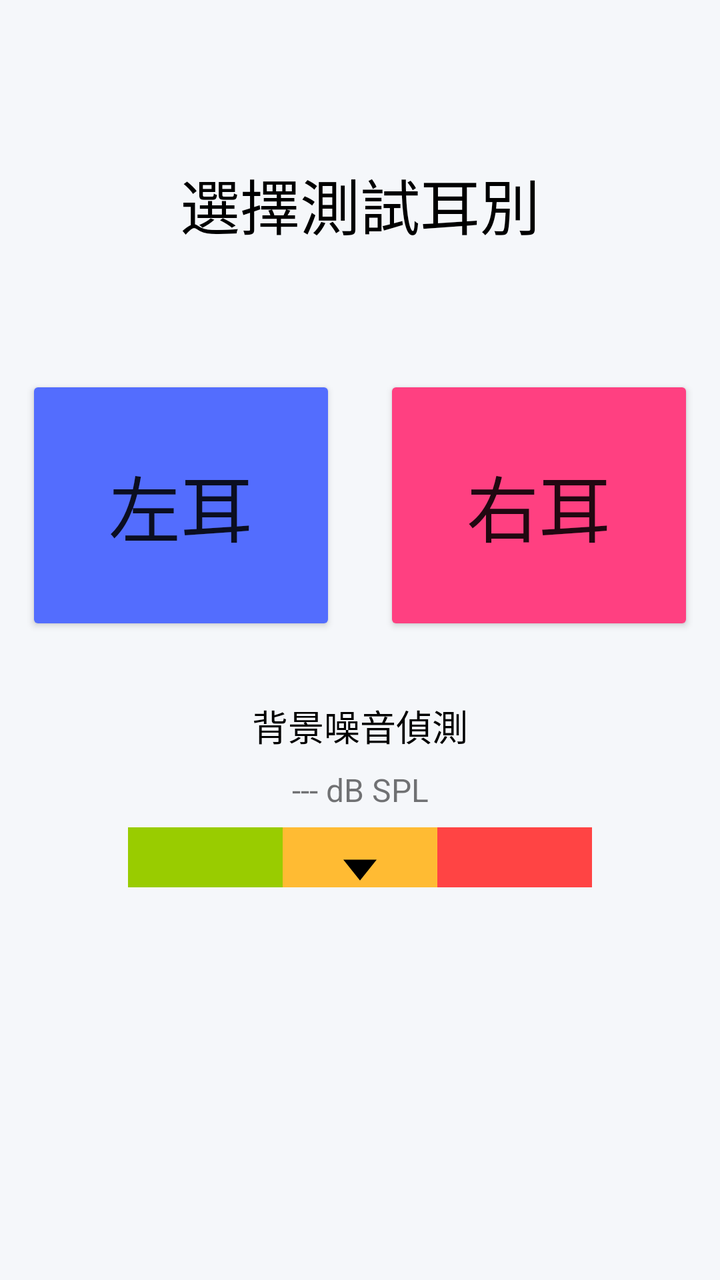
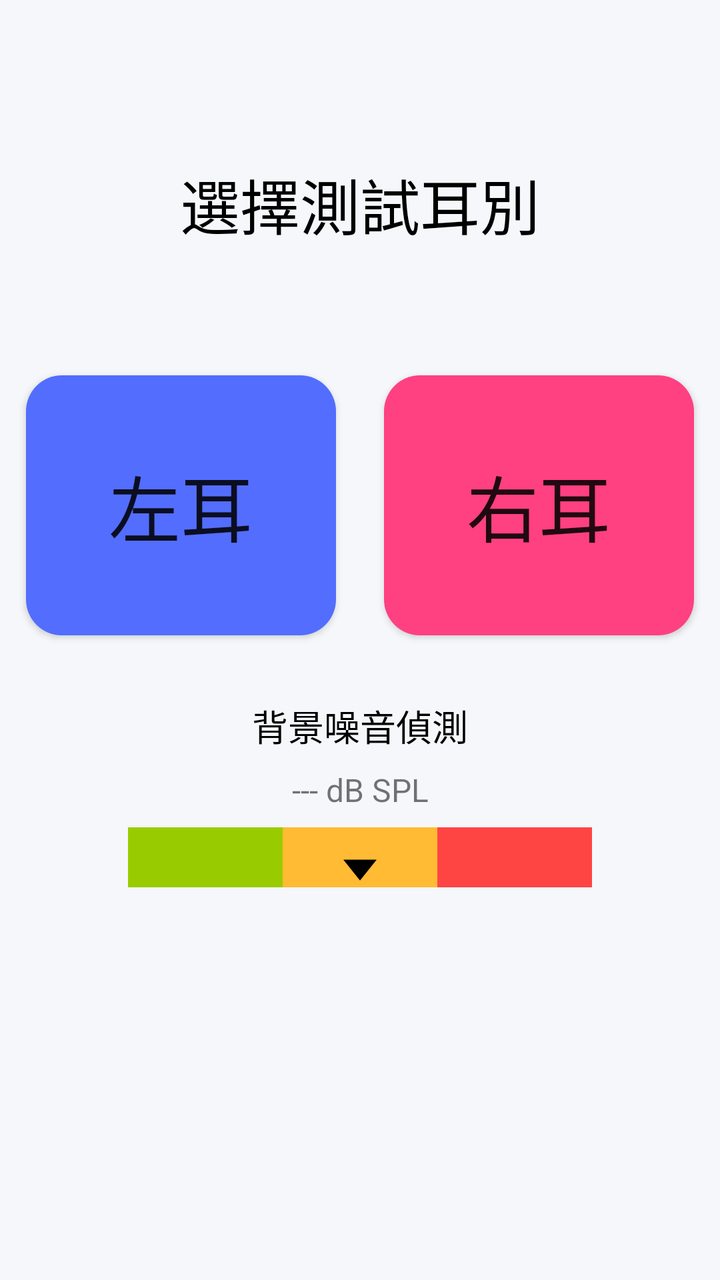

The first picture is an Android layout as it rendered before a commit; the second is the same layout after the commit. The layout source and the unified diff follow.
<!-- AndroidManifest.xml: activity theme Theme.AppCompat.Light.NoActionBar -->
<!-- res/layout/activity_select_ear.xml -->
<?xml version="1.0" encoding="utf-8"?>
<androidx.constraintlayout.widget.ConstraintLayout xmlns:android="http://schemas.android.com/apk/res/android"
    xmlns:app="http://schemas.android.com/apk/res-auto"
    xmlns:tools="http://schemas.android.com/tools"
    android:layout_width="match_parent"
    android:layout_height="match_parent"
    android:fitsSystemWindows="true"
    android:background="#F5F7FA"
    tools:context=".SelectEarActivity">

    <TextView
        android:id="@+id/textView_select_ear_title"
        android:layout_width="wrap_content"
        android:layout_height="wrap_content"
        android:layout_marginTop="80dp"
        android:text="@string/selectEar_title"
        android:textSize="30sp"
        android:textColor="@android:color/black"
        app:layout_constraintTop_toTopOf="parent"
        app:layout_constraintStart_toStartOf="parent"
        app:layout_constraintEnd_toEndOf="parent" />

    <Button
        android:id="@+id/button_left_ear"
        android:layout_width="155dp"
        android:layout_height="130dp"
        android:layout_marginStart="48dp"
        android:layout_marginTop="64dp"
        android:layout_marginEnd="16dp"
        android:backgroundTint="#536DFE"
        android:text="@string/selectEar_button_Left"
        android:textSize="36sp"
        app:layout_constraintEnd_toStartOf="@+id/button_right_ear"
        app:layout_constraintHorizontal_chainStyle="spread"
        app:layout_constraintStart_toStartOf="parent"
        app:layout_constraintTop_toBottomOf="@+id/textView_select_ear_title" />

    <Button
        android:id="@+id/button_right_ear"
        android:layout_width="155dp"
        android:layout_height="130dp"
        android:layout_marginStart="8dp"
        android:layout_marginTop="64dp"
        android:layout_marginEnd="48dp"
        android:backgroundTint="#FF4081"
        android:text="@string/selectEar_button_Right"
        android:textSize="36sp"
        app:layout_constraintEnd_toEndOf="parent"
        app:layout_constraintStart_toEndOf="@+id/button_left_ear"
        app:layout_constraintTop_toBottomOf="@+id/textView_select_ear_title" />

    <TextView
        android:id="@+id/textView_check_noise"
        android:layout_width="wrap_content"
        android:layout_height="wrap_content"
        android:layout_marginTop="32dp"
        android:text="@string/selectEar_title_NoiseDetect"
        android:textSize="18sp"
        android:textColor="@android:color/black"
        app:layout_constraintTop_toBottomOf="@+id/button_left_ear"
        app:layout_constraintStart_toStartOf="parent"
        app:layout_constraintEnd_toEndOf="parent" />

    <TextView
        android:id="@+id/noise_level_text"
        android:layout_width="wrap_content"
        android:layout_height="wrap_content"
        android:layout_marginTop="8dp"
        android:text="@string/selectEar_unit_dbSPL"
        android:textSize="16sp"
        app:layout_constraintTop_toBottomOf="@+id/textView_check_noise"
        app:layout_constraintStart_toStartOf="parent"
        app:layout_constraintEnd_toEndOf="parent" />

    <LinearLayout
        android:id="@+id/noise_scale_bar"
        android:layout_width="0dp"
        android:layout_height="30dp"
        android:layout_marginStart="64dp"
        android:layout_marginTop="8dp"
        android:layout_marginEnd="64dp"
        android:orientation="horizontal"
        app:layout_constraintTop_toBottomOf="@+id/noise_level_text"
        app:layout_constraintStart_toStartOf="parent"
        app:layout_constraintEnd_toEndOf="parent">

        <View
            android:layout_width="0dp"
            android:layout_height="match_parent"
            android:layout_weight="1"
            android:background="@android:color/holo_green_light" />

        <View
            android:layout_width="0dp"
            android:layout_height="match_parent"
            android:layout_weight="1"
            android:background="@android:color/holo_orange_light" />

        <View
            android:layout_width="0dp"
            android:layout_height="match_parent"
            android:layout_weight="1"
            android:background="@android:color/holo_red_light" />

    </LinearLayout>

    <ImageView
        android:id="@+id/noise_indicator"
        android:layout_width="wrap_content"
        android:layout_height="wrap_content"
        android:layout_marginTop="-35dp"
        android:src="@drawable/ic_arrow_drop_down"
        app:layout_constraintEnd_toEndOf="@+id/noise_scale_bar"
        app:layout_constraintStart_toStartOf="@+id/noise_scale_bar"
        app:layout_constraintTop_toBottomOf="@+id/noise_scale_bar" />


    <TextView
    android:id="@+id/textView_noise_level"
    android:layout_width="wrap_content"
    android:layout_height="wrap_content"
    android:layout_marginTop="8dp"
    android:text=""
    android:textSize="16sp"
    android:visibility="gone" app:layout_constraintTop_toBottomOf="@+id/noise_indicator"
    app:layout_constraintStart_toStartOf="parent"
    app:layout_constraintEnd_toEndOf="parent" />

</androidx.constraintlayout.widget.ConstraintLayout>
<!-- resources referenced by this layout -->
<resources>
  <!-- drawable ic_arrow_drop_down (drawable) -->
  <vector xmlns:android="http://schemas.android.com/apk/res/android" android:height="50dp" android:tint="#000000" android:viewportHeight="24" android:viewportWidth="24" android:width="40dp">
        
      <path android:fillColor="@android:color/white" android:pathData="M7,10l5,5 5,-5z"/>
      
  </vector>
  <string name="selectEar_button_Left">左耳</string>
  <string name="selectEar_button_Right">右耳</string>
  <string name="selectEar_title">選擇測試耳別</string>
  <string name="selectEar_title_NoiseDetect">背景噪音偵測</string>
  <string name="selectEar_unit_dbSPL">--- dB SPL</string>
</resources>

<!-- the commit's change to res/layout/activity_select_ear.xml (unified diff, before → after) -->
@@ -33,7 +33,8 @@
         app:layout_constraintEnd_toStartOf="@+id/button_right_ear"
         app:layout_constraintHorizontal_chainStyle="spread"
         app:layout_constraintStart_toStartOf="parent"
-        app:layout_constraintTop_toBottomOf="@+id/textView_select_ear_title" />
+        app:layout_constraintTop_toBottomOf="@+id/textView_select_ear_title"
+        android:background="@drawable/rounded_button" />
 
     <Button
         android:id="@+id/button_right_ear"
@@ -47,7 +48,8 @@
         android:textSize="36sp"
         app:layout_constraintEnd_toEndOf="parent"
         app:layout_constraintStart_toEndOf="@+id/button_left_ear"
-        app:layout_constraintTop_toBottomOf="@+id/textView_select_ear_title" />
+        app:layout_constraintTop_toBottomOf="@+id/textView_select_ear_title"
+        android:background="@drawable/rounded_button" />
 
     <TextView
         android:id="@+id/textView_check_noise"
<!-- resource entries referenced after the edit -->
@@ -6,6 +6,13 @@
       <path android:fillColor="@android:color/white" android:pathData="M7,10l5,5 5,-5z"/>
       
   </vector>
+  <!-- drawable rounded_button (drawable) -->
+  <?xml version="1.0" encoding="utf-8"?>
+  <shape xmlns:android="http://schemas.android.com/apk/res/android"
+      android:shape="rectangle">
+      <solid android:color="#FFFFFF" />
+      <corners android:radius="18dp" />
+  </shape>
   <string name="selectEar_button_Left">左耳</string>
   <string name="selectEar_button_Right">右耳</string>
   <string name="selectEar_title">選擇測試耳別</string>
